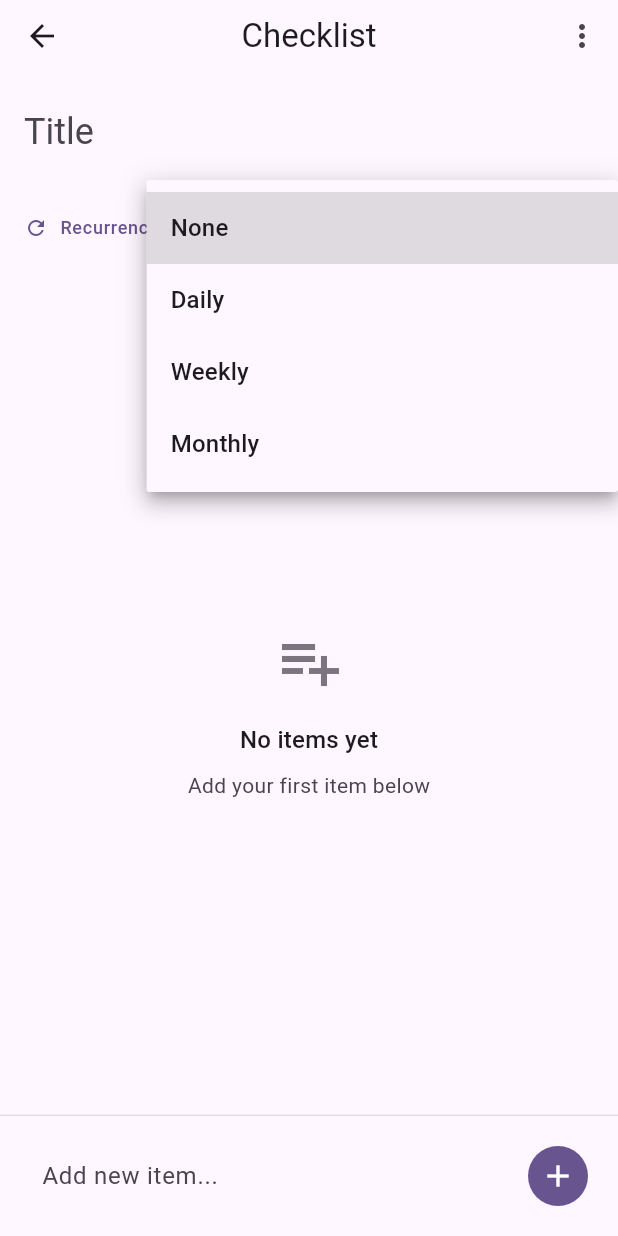
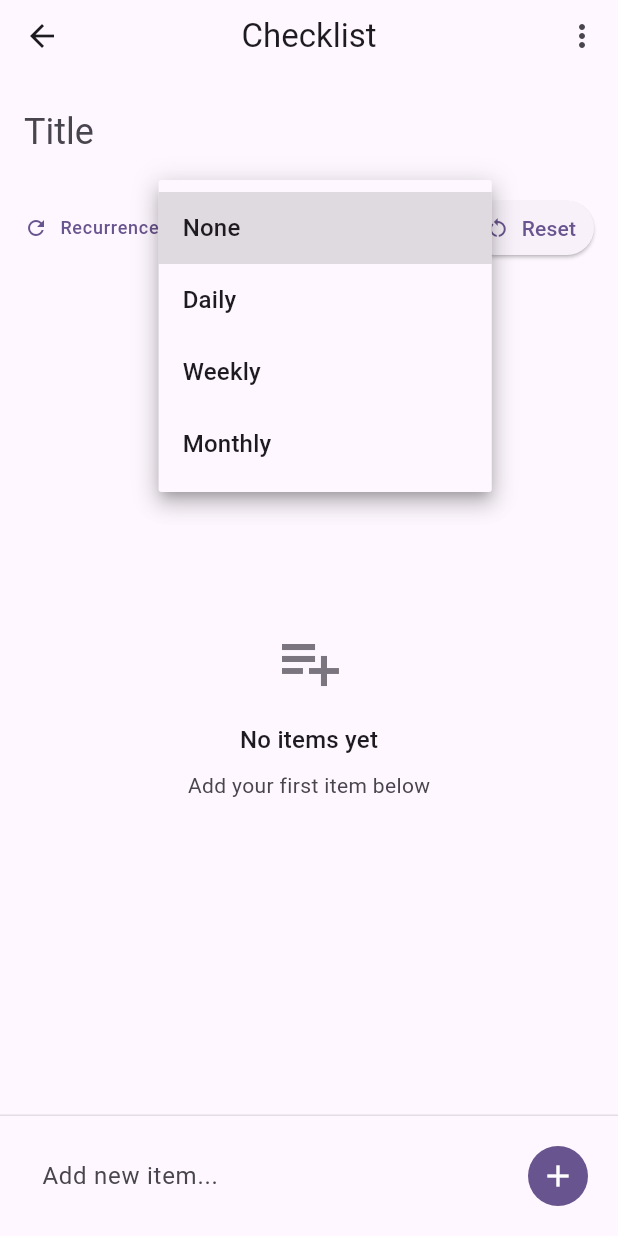
Before and after one commit to dmitrii-cernev/againly, a Flutter app: the ChecklistDetailScreen screen opened directly with empty values, after a tap on "None", on a phone screen of 412 x 824 dp. Run offline on Flutter 3.47's test engine with Material 3 defaults, Android fonts, the phone set to English and light mode, and no system bars; our stand-ins replace flutter_riverpod, hive, hive_flutter; accounts and stored records are empty.

Commit message:
add manual reset button

```diff
--- a/lib/screens/checklist_detail_screen.dart
+++ b/lib/screens/checklist_detail_screen.dart
@@ -176,6 +176,16 @@ class _ChecklistDetailScreenState extends ConsumerState<ChecklistDetailScreen> {
                             child: Text(type.displayName),
                           );
                         }).toList(),
+                      ),
+                    ),
+                    const SizedBox(width: 8),
+                    ElevatedButton.icon(
+                      onPressed: () => _showResetDialog(),
+                      icon: const Icon(Icons.restart_alt, size: 16),
+                      label: const Text('Reset'),
+                      style: ElevatedButton.styleFrom(
+                        padding: const EdgeInsets.symmetric(horizontal: 12, vertical: 8),
+                        minimumSize: Size.zero,
                       ),
                     ),
                   ],
@@ -357,6 +367,30 @@ class _ChecklistDetailScreenState extends ConsumerState<ChecklistDetailScreen> {
     );
   }
 
+  void _showResetDialog() {
+    final currentChecklist = _getCurrentChecklist();
+    showDialog(
+      context: context,
+      builder: (context) => AlertDialog(
+        title: const Text('Reset Checklist'),
+        content: Text('Are you sure you want to reset all items in "${currentChecklist.displayTitle}"? This will uncheck all completed items.'),
+        actions: [
+          TextButton(
+            onPressed: () => Navigator.of(context).pop(),
+            child: const Text('Cancel'),
+          ),
+          TextButton(
+            onPressed: () {
+              Navigator.of(context).pop(); // Close dialog
+              _resetChecklist();
+            },
+            child: const Text('Reset'),
+          ),
+        ],
+      ),
+    );
+  }
+
   void _showDeleteDialog() {
     final currentChecklist = _getCurrentChecklist();
     showDialog(
```
